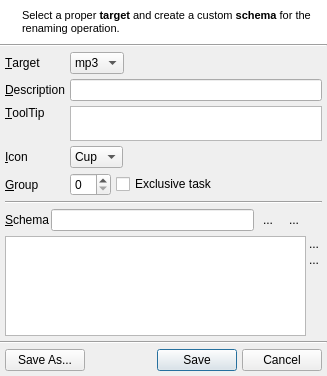
The window that uman/src/QUTaskDialog.ui (UltraStar-Deluxe/UltraStar-Manager) describes before a commit, drawn with Qt 5.
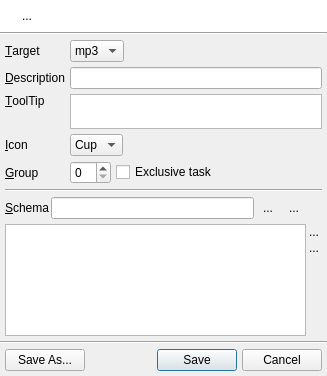
The same window after the commit. Icons and pictures are not drawn. Custom widgets are drawn as their Qt base class.

Commit message: GUI for song/ID3 tag tasks added

```diff
--- a/uman/src/QUTaskDialog.ui
+++ b/uman/src/QUTaskDialog.ui
@@ -114,11 +114,7 @@
       <item>
        <widget class="QLabel" name="infoLabel" >
         <property name="text" >
-         <string>&lt;!DOCTYPE HTML PUBLIC "-//W3C//DTD HTML 4.0//EN" "http://www.w3.org/TR/REC-html40/strict.dtd">
-&lt;html>&lt;head>&lt;meta name="qrichtext" content="1" />&lt;style type="text/css">
-p, li { white-space: pre-wrap; }
-&lt;/style>&lt;/head>&lt;body style=" font-family:'MS Shell Dlg 2'; font-size:8.25pt; font-weight:400; font-style:normal;">
-&lt;p style=" margin-top:0px; margin-bottom:0px; margin-left:0px; margin-right:0px; -qt-block-indent:0; text-indent:0px; font-size:8pt;">Select a proper &lt;span style=" font-weight:600;">target&lt;/span> and create a custom &lt;span style=" font-weight:600;">schema&lt;/span> for the renaming operation.&lt;/p>&lt;/body>&lt;/html></string>
+         <string>...</string>
         </property>
         <property name="alignment" >
          <set>Qt::AlignLeading|Qt::AlignLeft|Qt::AlignTop</set>
```
Left out of the diff: 6 changed lines with no effect on the pictures. The commit also changes 22 other files.
